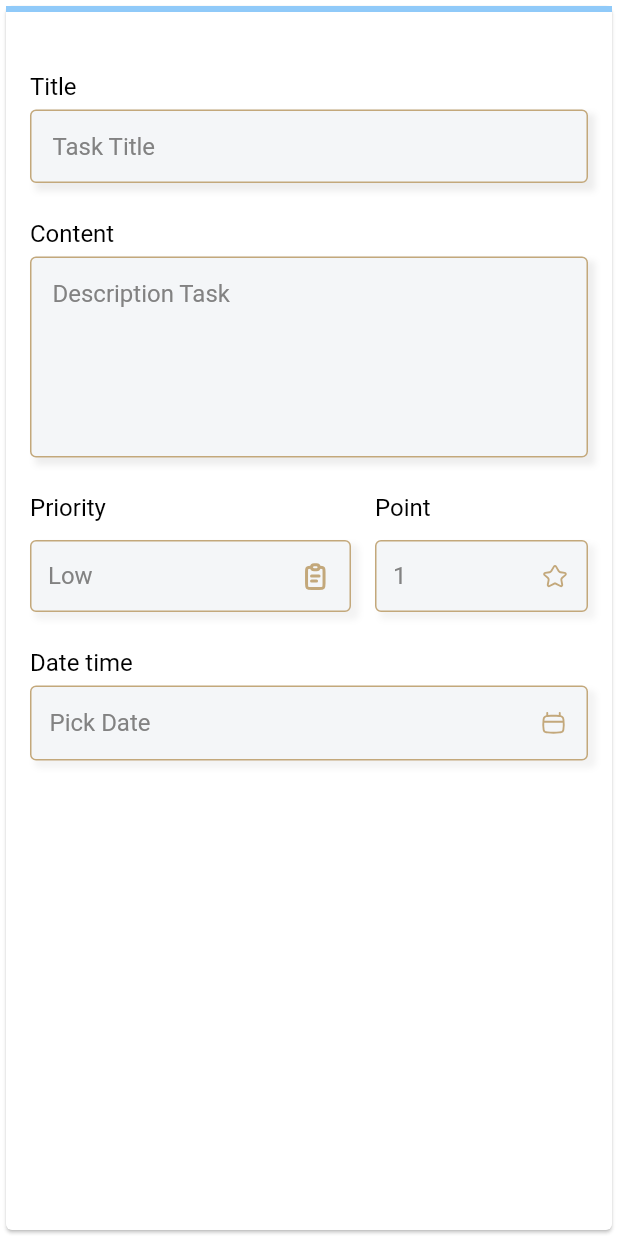
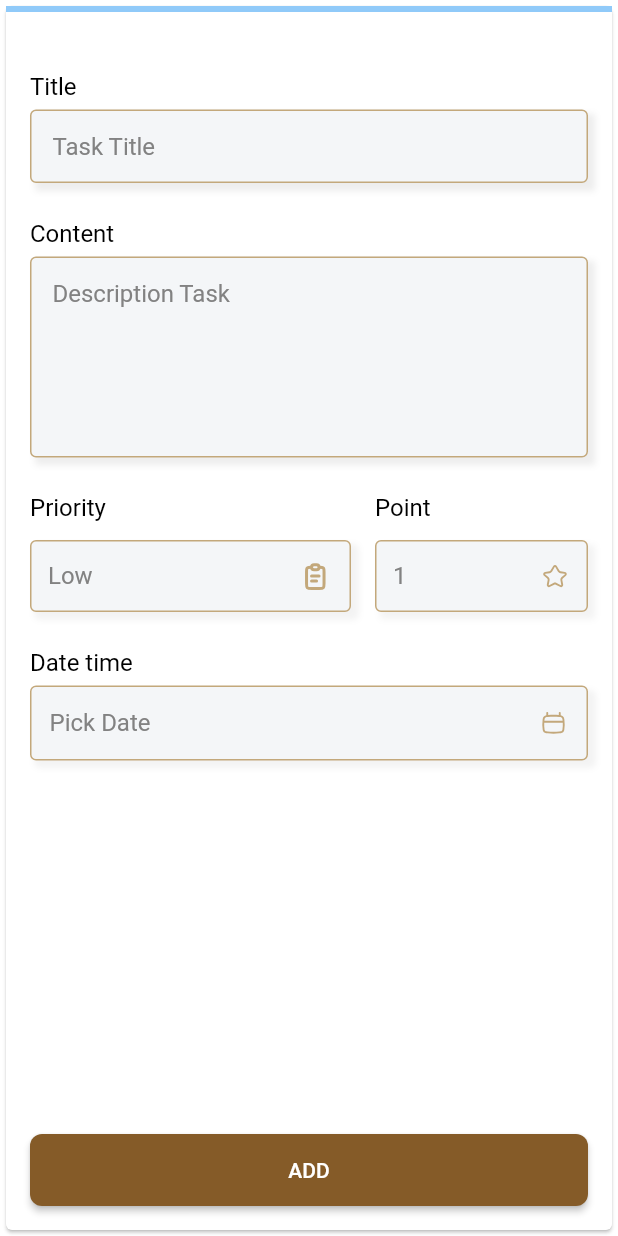
Before and after one commit to nghevabe/TodoApp, a Flutter app: the screen it shows after launch, after a tap on the "add" icon, on a phone screen of 412 x 824 dp. Run offline on Flutter 3.47's test engine with Material 2 defaults, Android fonts, the phone set to English and light mode, and no system bars; our stand-ins replace flutter_svg, get, hexcolor, shared_preferences.

Commit message:
Coding logic Add Task Form

```diff
--- a/lib/ui/add/add_task_view.dart
+++ b/lib/ui/add/add_task_view.dart
@@ -1,8 +1,13 @@
+import 'dart:convert';
+
 import 'package:flutter/material.dart';
+import 'package:get/get.dart';
 import 'package:intl/intl.dart';
+import 'package:shared_preferences/shared_preferences.dart';
 import '../../base_view/base_view.dart';
 import 'package:flutter_svg/flutter_svg.dart';
 import 'package:hexcolor/hexcolor.dart';
+import '../base_component/task_item.dart';
 import 'add_task_controller.dart';
 
 class AddTaskView extends BaseView<AddTaskController> {
@@ -19,7 +24,7 @@ class AddTaskView extends BaseView<AddTaskController> {
   }
 
   Widget _addTaskForm(BuildContext context) {
-    return Form(
+    return Obx(() => Form(
       child: Column(
         children: [
           // LinearProgressIndicator(value: _formProgress),
@@ -52,23 +57,25 @@ class AddTaskView extends BaseView<AddTaskController> {
                   hintText: 'Task Title',
                   filled: true,
                   fillColor: HexColor("#F4F6F8"),
-                  hintStyle: TextStyle(fontSize: 16.0, color: HexColor("#828282")),
+                  hintStyle:
+                      TextStyle(fontSize: 16.0, color: HexColor("#828282")),
                   contentPadding: const EdgeInsets.all(15),
-                  enabledBorder:  OutlineInputBorder(
+                  enabledBorder: OutlineInputBorder(
                     // width: 0.0 produces a thin "hairline" border
-                    borderSide:  BorderSide(color: HexColor("#C3A87B"), width: 1.0),
+                    borderSide:
+                        BorderSide(color: HexColor("#C3A87B"), width: 1.0),
                   ),
                   border: OutlineInputBorder(
                       borderRadius: BorderRadius.circular(4))),
               onChanged: (value) {
-                // do something
+                controller.inputTitle.value = value;
               },
             ),
           ),
 
           Container(
             alignment: Alignment.centerLeft,
-            margin: EdgeInsets.only(left: 16.0,top: 24.0),
+            margin: EdgeInsets.only(left: 16.0, top: 24.0),
             child: const Text("Content",
                 style: TextStyle(
                   fontSize: 16.0,
@@ -99,22 +106,24 @@ class AddTaskView extends BaseView<AddTaskController> {
                   hintText: 'Description Task',
                   filled: true,
                   fillColor: HexColor("#F4F6F8"),
-                  hintStyle: TextStyle(fontSize: 16.0, color: HexColor("#828282")),
-                  contentPadding: const EdgeInsets.only(left: 15, top: 15, right: 15, bottom: 100),
+                  hintStyle:
+                      TextStyle(fontSize: 16.0, color: HexColor("#828282")),
+                  contentPadding: const EdgeInsets.only(
+                      left: 15, top: 15, right: 15, bottom: 100),
                   enabledBorder: OutlineInputBorder(
                     // width: 0.0 produces a thin "hairline" border
-                    borderSide: BorderSide(color: HexColor("#C3A87B"), width: 1.0),
+                    borderSide:
+                        BorderSide(color: HexColor("#C3A87B"), width: 1.0),
                   ),
                   border: OutlineInputBorder(
                       borderRadius: BorderRadius.circular(4))),
               onChanged: (value) {
-                // do something
+                controller.inputContend.value = value;
               },
             ),
           ),
           Row(
             children: [
-
               // PriorityPicker Widget
               Column(
                 mainAxisAlignment: MainAxisAlignment.start,
@@ -134,25 +143,26 @@ class AddTaskView extends BaseView<AddTaskController> {
                       alignment: Alignment.centerLeft,
                       margin: EdgeInsets.only(left: 16.0),
                       child: DecoratedBox(
-
                           decoration: BoxDecoration(
                             color: HexColor("#F4F6F8"),
                             //background color of dropdown button
-                            border: Border.all(color: HexColor("#C3A87B"), width: 1),
+                            border: Border.all(
+                                color: HexColor("#C3A87B"), width: 1),
                             //border of dropdown button
                             borderRadius: BorderRadius.circular(
                                 4), //border raiuds of dropdown button
                             boxShadow: [
                               BoxShadow(
-                                color: HexColor("#C4C4C4").withOpacity(0.2), //color of shadow
+                                color: HexColor("#C4C4C4")
+                                    .withOpacity(0.2), //color of shadow
                                 spreadRadius: 1.0, //spread radius
                                 blurRadius: 3, // blur radius
-                                offset: const Offset(4, 4), // changes position of shadow
+                                offset: const Offset(
+                                    4, 4), // changes position of shadow
                               ),
                             ],
                           ),
                           child: Container(
-
                               width: 214,
                               padding: EdgeInsets.only(left: 12),
                               child: DropdownButton(
@@ -160,13 +170,17 @@ class AddTaskView extends BaseView<AddTaskController> {
                                 value: "Low",
                                 items: const [
                                   //add items in the dropdown
-                                  DropdownMenuItem(child: Text("Low"), value: "Low"),
+                                  DropdownMenuItem(
+                                      child: Text("Low"), value: "Low"),
                                   DropdownMenuItem(
                                       child: Text("Medium"), value: "Medium"),
-                                  DropdownMenuItem(child: Text("High"), value: "High"),
+                                  DropdownMenuItem(
+                                      child: Text("High"), value: "High"),
                                 ],
                                 onChanged: (value) {
                                   //get value when changed
+                                  controller.inputPriority.value =
+                                      value.toString();
                                   print("You selected $value");
                                 },
                                 icon: Container(
@@ -184,8 +198,8 @@ class AddTaskView extends BaseView<AddTaskController> {
                                     color: HexColor("#828282"), //Font color
                                     fontSize: 16 //font size on dropdown button
                                     ),
-                                dropdownColor:
-                                HexColor("#855B28"), //dropdown background color
+                                dropdownColor: HexColor(
+                                    "#855B28"), //dropdown background color
                               ))))
                 ],
               ),
@@ -216,7 +230,8 @@ class AddTaskView extends BaseView<AddTaskController> {
                           //spread radius
                           blurRadius: 3,
                           // blur radius
-                              offset: const Offset(4, 4), // changes position of shadow
+                          offset:
+                              const Offset(4, 4), // changes position of shadow
                         ),
                       ],
                     ),
@@ -225,7 +240,8 @@ class AddTaskView extends BaseView<AddTaskController> {
                         decoration: BoxDecoration(
                           color: HexColor("#F4F6F8"),
                           //background color of dropdown button
-                              border: Border.all(color: HexColor("#C3A87B"), width: 1),
+                          border:
+                              Border.all(color: HexColor("#C3A87B"), width: 1),
                           //border of dropdown button
                           borderRadius: BorderRadius.circular(4),
                           //border raiuds of dropdown button
@@ -234,18 +250,19 @@ class AddTaskView extends BaseView<AddTaskController> {
                             padding: EdgeInsets.only(left: 12, right: 12),
                             child: DropdownButton(
                               underline: SizedBox(),
-                                  value: "1",
+                              value: 1,
                               items: [
                                 //add items in the dropdown
-                                    DropdownMenuItem(child: Text("1"), value: "1"),
+                                DropdownMenuItem(child: Text("1"), value: 1),
 
-                                    DropdownMenuItem(child: Text("2"), value: "2"),
+                                DropdownMenuItem(child: Text("2"), value: 2),
 
-                                    DropdownMenuItem(child: Text("3"), value: "3"),
+                                DropdownMenuItem(child: Text("3"), value: 3),
                               ],
                               onChanged: (value) {
                                 //get value when changed
-
+                                controller.inputPoint.value =
+                                    int.parse(value.toString());
                                 print("You selected $value");
                               },
                               icon: Expanded(
@@ -269,13 +286,12 @@ class AddTaskView extends BaseView<AddTaskController> {
                                   color: HexColor("#828282"), //Font color
                                   fontSize: 16 //font size on dropdown button
                                   ),
-                                  dropdownColor:
-                                  HexColor("#855B28"), //dropdown background color
+                              dropdownColor: HexColor(
+                                  "#855B28"), //dropdown background color
                             ))),
                   )
                 ],
               )),
-
             ],
           ),
 
@@ -296,12 +312,17 @@ class AddTaskView extends BaseView<AddTaskController> {
           Container(
               padding: EdgeInsets.only(left: 12.0, right: 12.0),
               decoration: BoxDecoration(
-                color: HexColor("#F4F6F8"), //background color of dropdown button
-                border: Border.all(color: HexColor("#C3A87B"), width:1), //border of dropdown button
-                borderRadius: BorderRadius.circular(4), //border raiuds of dropdown button
+                color:
+                    HexColor("#F4F6F8"), //background color of dropdown button
+                border: Border.all(
+                    color: HexColor("#C3A87B"),
+                    width: 1), //border of dropdown button
+                borderRadius:
+                    BorderRadius.circular(4), //border raiuds of dropdown button
                 boxShadow: [
                   BoxShadow(
-                    color: HexColor("#C4C4C4").withOpacity(0.2), //color of shadow
+                    color:
+                        HexColor("#C4C4C4").withOpacity(0.2), //color of shadow
                     spreadRadius: 1.0, //spread radius
                     blurRadius: 3, // blur radius
                     offset: const Offset(4, 4), // changes position of shadow
@@ -309,7 +330,7 @@ class AddTaskView extends BaseView<AddTaskController> {
                 ],
               ),
               margin: EdgeInsets.only(left: 16, right: 16),
-              child: Row (
+              child: Row(
                 mainAxisAlignment: MainAxisAlignment.center,
                 crossAxisAlignment: CrossAxisAlignment.center,
                 children: [
@@ -321,7 +342,8 @@ class AddTaskView extends BaseView<AddTaskController> {
                       decoration: InputDecoration(
                         border: InputBorder.none,
                         hintText: 'Pick Date',
-                        hintStyle: TextStyle(fontSize: 16.0, color: HexColor("#828282")),
+                        hintStyle: TextStyle(
+                            fontSize: 16.0, color: HexColor("#828282")),
                       ),
                       readOnly: true,
 //set it true, so that user will not able to edit text
@@ -340,28 +362,73 @@ class AddTaskView extends BaseView<AddTaskController> {
                               DateFormat('yyyy-MM-dd').format(pickedDate);
                           print(
                               formattedDate); //formatted date output using intl package =>  2021-03-16
-
+                          controller.inputDate.value = formattedDate;
                         } else {}
                       },
                     ),
                   ),
-
-                  Expanded(child: Container(
+                  Expanded(
+                      child: Container(
                     alignment: Alignment.centerRight,
                     child: SvgPicture.asset('assets/ic_calender.svg',
-                        color: HexColor("#C3A87B")),))
+                        color: HexColor("#C3A87B")),
+                  ))
                 ],
-              )
-
-          ),
+              )),
 
           SizedBox(height: 32),
           Expanded(child: Container()),
 
-          // BtnAdd(titleTask: widget.titleTask, contentTask: widget.contentTask,
-          //     priorityTask: widget.priorityTask, pointTask: widget.pointTask, dateTask: dateInput.text),
+          _btnAddTask(
+              context,
+              TaskItem(
+                  titleTask: controller.inputTitle.value,
+                  contendTask: controller.inputContend.value,
+                  priority: controller.inputPoint.value)),
+        ],
+      ),
+    ));
+  }
 
-        ],
+  Widget _btnAddTask(BuildContext context, TaskItem taskItem) {
+    List<TaskItem> listTaskItem = <TaskItem>[];
+    return Container(
+      width: double.infinity,
+      margin: EdgeInsets.only(left: 16.0, right: 16.0, bottom: 16.0),
+      child: ElevatedButton(
+        onPressed: () async {
+
+          controller.saveTask(taskItem);
+          // TaskItem item = TaskItem(
+          //     titleTask: taskItem.titleTask,
+          //     contendTask: taskItem.contendTask,
+          //     priority: taskItem.priority);
+          //
+          // listTaskItem.add(item);
+          //
+          // String jsonstring = json.encode(listTaskItem);
+          //
+          // print("jsonstring Saved: " + jsonstring);
+          //
+          // final SharedPreferences prefs = await SharedPreferences.getInstance();
+          // await prefs.setString('task_data', jsonstring);
+
+          // Navigator.of(context, rootNavigator: true).pop(context);
+          Future.delayed(const Duration(milliseconds: 1500), () {
+            Navigator.pop(context, true);
+          });
+        },
+        child: Container(
+          padding: EdgeInsets.all(16.0),
+          child: Text("ADD"),
+        ),
+        style: ElevatedButton.styleFrom(
+          shape: RoundedRectangleBorder(
+            borderRadius: BorderRadius.circular(8), // <-- Radius
+          ),
+          primary: HexColor("#855B28"), // background
+          onPrimary: Colors.white, // foreground
+        ),
       ),
     );
   }
```
Also changed, not shown: lib/ui/add/add_task_controller.dart (+26 -0 lines). Lines whose indentation alone changed are shown as unchanged.
